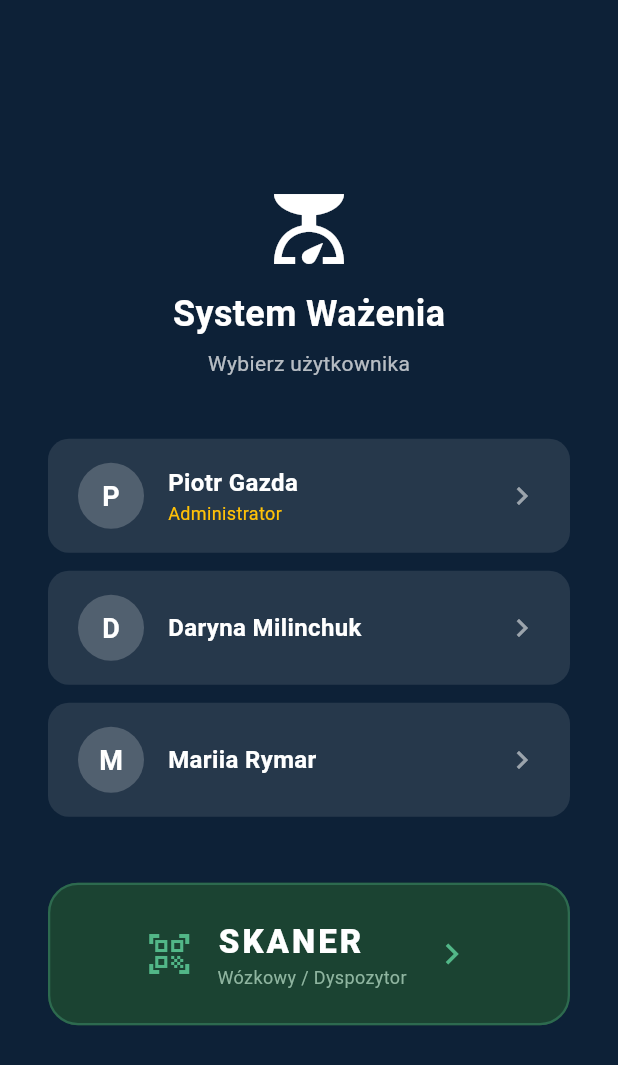
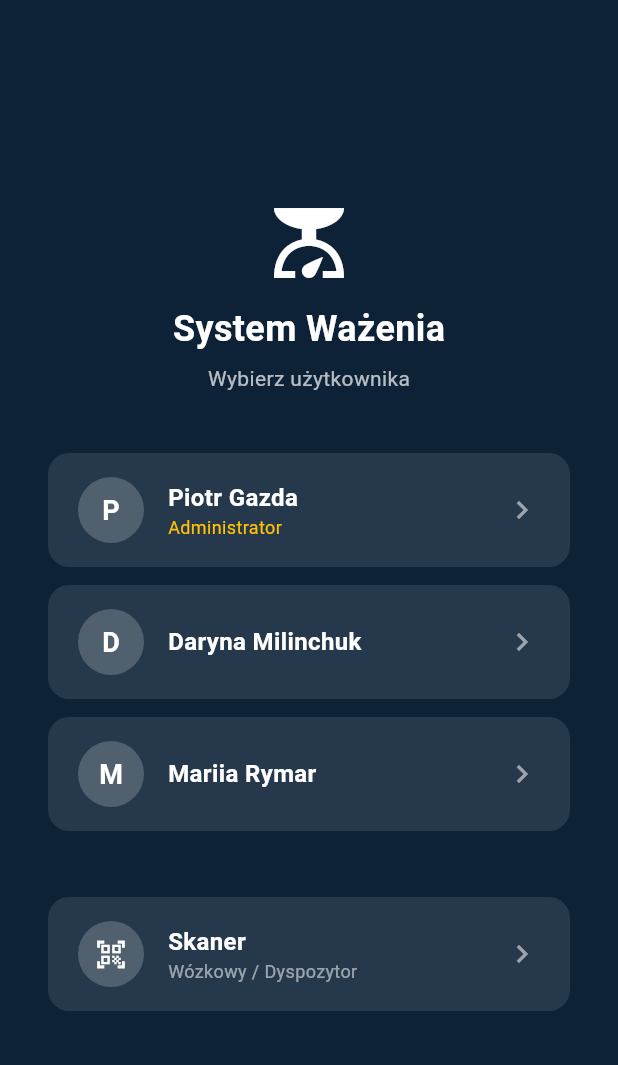
Before and after one commit to piotrgazdambf/wazenie_app, a Flutter app: the screen it shows after launch, on a phone screen of 412 x 824 dp. Shown: the top 1065 px of the screen. Run offline on Flutter 3.47's test engine with Material 3 defaults, Android fonts, the phone set to English and light mode, and no system bars; our stand-ins replace cloud_firestore, connectivity_plus, firebase_core, firebase_remote_config, flutter_riverpod, go_router and 6 more; missing offline and left inert: dart:html; accounts and stored records are empty; key blocks and very long unbroken strings in the code were emptied for the run.

Commit message:
fix: przycisk Skaner na ekranie logowania w kolorystyce aplikacji (granatowy)

```diff
--- a/lib/features/auth/pin_screen.dart
+++ b/lib/features/auth/pin_screen.dart
@@ -317,43 +317,41 @@ class _SkanerButton extends StatelessWidget {
   @override
   Widget build(BuildContext context) {
     return Material(
-      color: const Color(0xFF1B4332),
-      borderRadius: BorderRadius.circular(20),
+      color: Colors.white.withOpacity(0.1),
+      borderRadius: BorderRadius.circular(14),
       child: InkWell(
-        borderRadius: BorderRadius.circular(20),
+        borderRadius: BorderRadius.circular(14),
         onTap: onTap,
-        child: Container(
-          width: double.infinity,
-          padding: const EdgeInsets.symmetric(horizontal: 24, vertical: 22),
-          decoration: BoxDecoration(
-            borderRadius: BorderRadius.circular(20),
-            border: Border.all(color: const Color(0xFF2D6A4F), width: 1.5),
+        child: Padding(
+          padding: const EdgeInsets.symmetric(horizontal: 20, vertical: 16),
+          child: Row(
+            children: [
+              CircleAvatar(
+                radius: 22,
+                backgroundColor: Colors.white.withOpacity(0.2),
+                child: const Icon(Icons.qr_code_scanner, color: Colors.white, size: 22),
               ),
-          child: const Row(
-            mainAxisAlignment: MainAxisAlignment.center,
-            children: [
-              Icon(Icons.qr_code_scanner, color: Color(0xFF52B788), size: 32),
-              SizedBox(width: 16),
-              Column(
+              const SizedBox(width: 16),
+              const Expanded(
+                child: Column(
                   crossAxisAlignment: CrossAxisAlignment.start,
                   children: [
                     Text(
-                    'SKANER',
+                      'Skaner',
                       style: TextStyle(
                         color: Colors.white,
-                      fontSize: 22,
-                      fontWeight: FontWeight.w800,
-                      letterSpacing: 2,
+                        fontSize: 16,
+                        fontWeight: FontWeight.w600,
                       ),
                     ),
                     Text(
                       'Wózkowy / Dyspozytor',
-                    style: TextStyle(color: Color(0xFF8FB5A0), fontSize: 12),
+                      style: TextStyle(color: Colors.white54, fontSize: 12),
                     ),
                   ],
                 ),
-              SizedBox(width: 16),
-              Icon(Icons.chevron_right, color: Color(0xFF52B788), size: 28),
+              ),
+              const Icon(Icons.chevron_right, color: Colors.white54),
             ],
           ),
         ),
```
Lines whose indentation alone changed are shown as unchanged.
